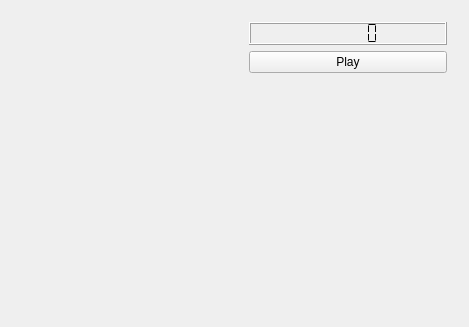
Above: mainwindow.ui from anisart/italian before the change. Below: the same form after it.
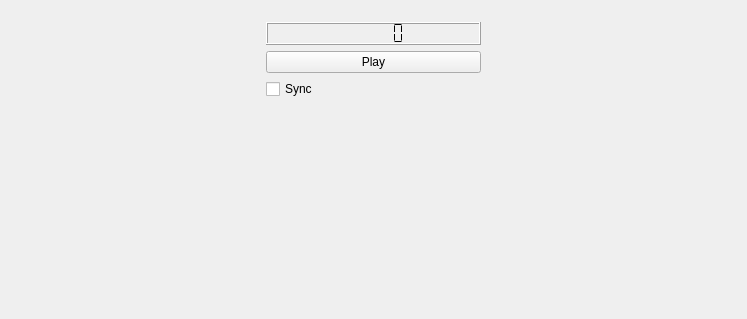
That is the form after the change. Custom widgets are drawn as their Qt base class.

Patch:
```diff
--- a/mainwindow.ui
+++ b/mainwindow.ui
@@ -6,8 +6,8 @@
    <rect>
     <x>0</x>
     <y>0</y>
-    <width>469</width>
-    <height>327</height>
+    <width>747</width>
+    <height>319</height>
    </rect>
   </property>
   <property name="windowTitle">
@@ -44,6 +44,13 @@
          </property>
         </widget>
        </item>
+       <item>
+        <widget class="QCheckBox" name="syncBox">
+         <property name="text">
+          <string>Sync</string>
+         </property>
+        </widget>
+       </item>
        <item>
         <spacer name="verticalSpacer">
          <property name="orientation">
@@ -60,6 +67,9 @@
       </layout>
      </widget>
     </item>
+    <item>
+     <widget class="QwtPlot" name="qwtPlot2"/>
+    </item>
    </layout>
   </widget>
  </widget>
```
